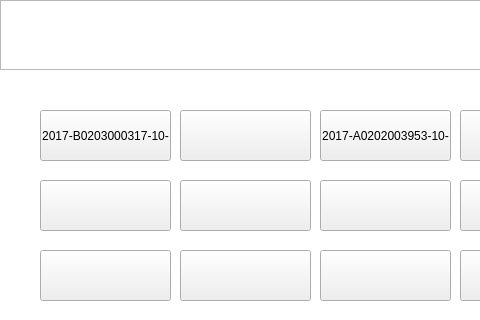
Qt form SmartCabinet/Device/devicesimulate.ui (birdman1992/SmartCabinet) before a commit; both pictures show x 0 to 480 and y 0 to 320 of the 640 by 480 pixel window.
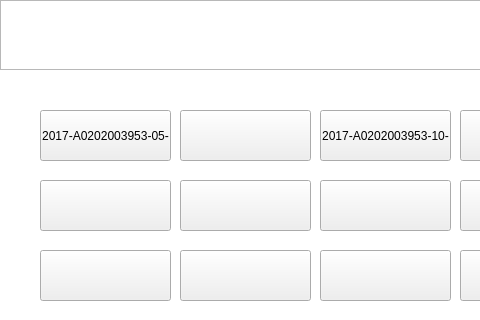
The same form after that commit.

Patch:
```diff
--- a/SmartCabinet/Device/devicesimulate.ui
+++ b/SmartCabinet/Device/devicesimulate.ui
@@ -218,7 +218,7 @@
         <enum>Qt::NoFocus</enum>
        </property>
        <property name="text">
-        <string>2017-B0203000317-10-</string>
+        <string>2017-A0202003953-05-</string>
        </property>
       </widget>
       <widget class="QPushButton" name="pushButton_6">
```
